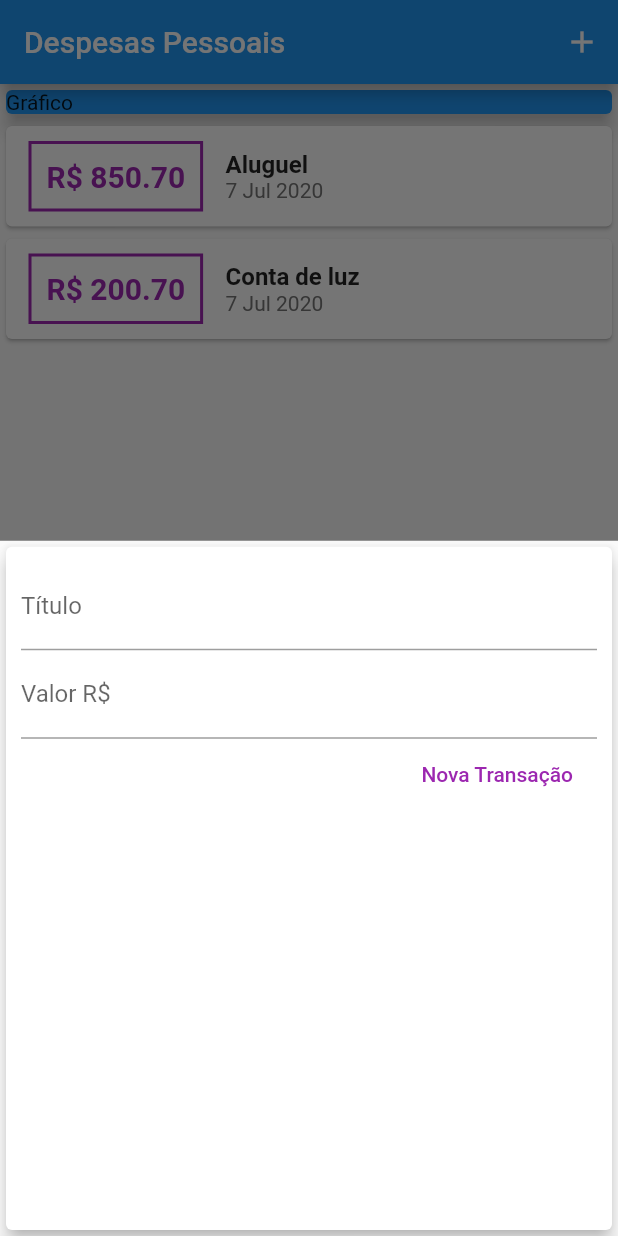
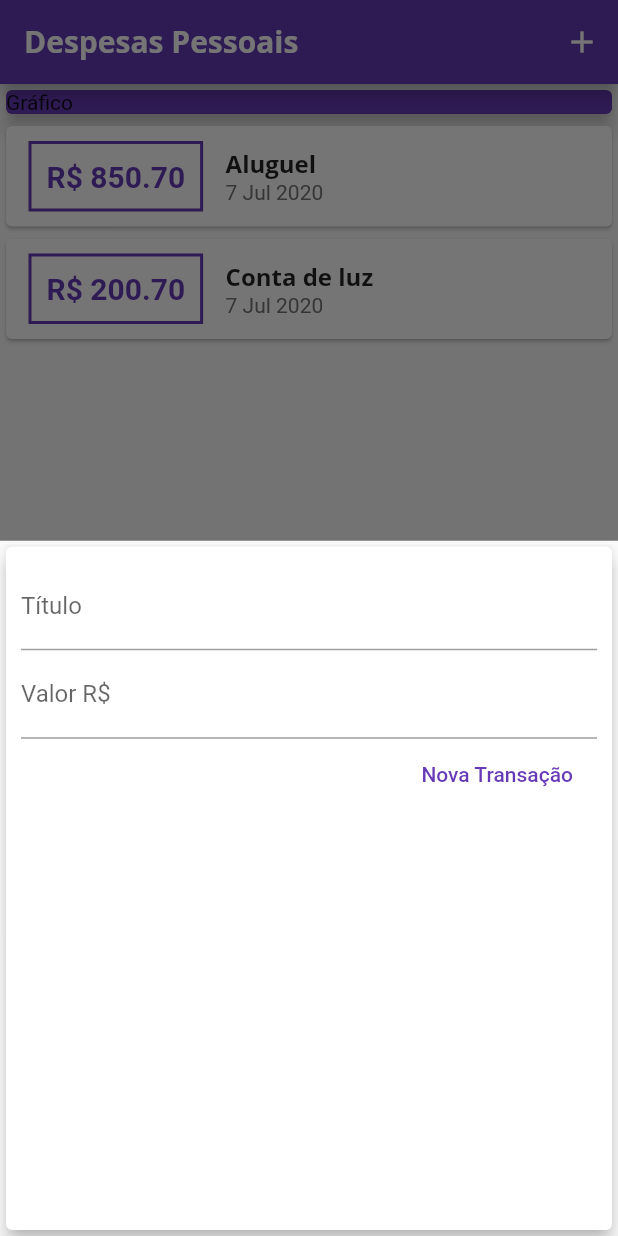
Before and after one commit to lswanderleygit/expenses, a Flutter app: the screen it shows after launch, after a tap on the "add" icon, on a phone screen of 412 x 824 dp. Run offline on Flutter 3.47's test engine with Material 2 defaults, Android fonts, the phone set to English and light mode, and no system bars.

Commit message:
add assets fonts and style text with theme

```diff
--- a/lib/components/transaction_form.dart
+++ b/lib/components/transaction_form.dart
@@ -11,7 +11,6 @@ class TransactionForm extends StatefulWidget {
 
 class _TransactionFormState extends State<TransactionForm> {
   final titleController = TextEditingController();
-
   final valueController = TextEditingController();
 
   _submitForm() {
@@ -54,7 +53,7 @@ class _TransactionFormState extends State<TransactionForm> {
               mainAxisAlignment: MainAxisAlignment.end,
               children: <Widget>[
                 FlatButton(
-                  textColor: Colors.purple,
+                  textColor: Theme.of(context).primaryColor,
                   onPressed: _submitForm,
                   child: Text('Nova Transação'),
                 ),
--- a/lib/components/transaction_list.dart
+++ b/lib/components/transaction_list.dart
@@ -25,7 +25,7 @@ class TransactionList extends StatelessWidget {
                   ),
                   decoration: BoxDecoration(
                     border: Border.all(
-                      color: Colors.purple,
+                      color: Theme.of(context).primaryColor,
                       width: 2,
                     ),
                   ),
@@ -35,7 +35,7 @@ class TransactionList extends StatelessWidget {
                     style: TextStyle(
                       fontWeight: FontWeight.bold,
                       fontSize: 20,
-                      color: Colors.purple,
+                      color: Theme.of(context).primaryColor,
                     ),
                   ),
                 ),
@@ -44,10 +44,11 @@ class TransactionList extends StatelessWidget {
                   children: <Widget>[
                     Text(
                       transaction.title,
-                      style: TextStyle(
-                        fontSize: 16,
-                        fontWeight: FontWeight.bold,
-                      ),
+                      style: Theme.of(context).textTheme.headline6,
+                      // style: TextStyle(
+                      //   fontSize: 16,
+                      //   fontWeight: FontWeight.bold,
+                      // ),
                     ),
                     Text(
                       DateFormat('d MMM y').format(transaction.date),
--- a/lib/main.dart
+++ b/lib/main.dart
@@ -12,6 +12,27 @@ class ExpensesApp extends StatelessWidget {
   Widget build(BuildContext context) {
     return MaterialApp(
       home: MyHomePage(),
+      theme: ThemeData(
+        primarySwatch: Colors.deepPurple,
+        accentColor: Colors.amber,
+        fontFamily: 'Quicksand',
+        textTheme: ThemeData.light().textTheme.copyWith(
+              headline6: TextStyle(
+                fontFamily: 'OpenSans',
+                fontSize: 16,
+                fontWeight: FontWeight.bold,
+              ),
+            ),
+        appBarTheme: AppBarTheme(
+          textTheme: ThemeData.light().textTheme.copyWith(
+                headline6: TextStyle(
+                  fontFamily: 'OpenSans',
+                  fontSize: 20,
+                  fontWeight: FontWeight.bold,
+                ),
+              ),
+        ),
+      ),
     );
   }
 }
@@ -71,7 +92,10 @@ class _MyHomePageState extends State<MyHomePage> {
             onPressed: () => _openTransactionFormModal(context),
           )
         ],
-        title: Text('Despesas Pessoais'),
+        title: Text(
+          'Despesas Pessoais',
+          // style: TextStyle(fontFamily: 'OpenSans'),
+        ),
       ),
       body: SingleChildScrollView(
         child: Column(
@@ -80,7 +104,7 @@ class _MyHomePageState extends State<MyHomePage> {
             Container(
               width: double.infinity,
               child: Card(
-                color: Colors.blue,
+                color: Theme.of(context).primaryColor,
                 elevation: 5,
                 child: Text('Gráfico'),
               ),
```
Also changed, not shown: pubspec.yaml (+11 -6 lines), assets/fonts/OpenSans-Bold.ttf (added), assets/fonts/OpenSans-Regular.ttf (added), assets/fonts/Quicksand-Bold.ttf (added), assets/fonts/Quicksand-Light.ttf (added), assets/fonts/Quicksand-Medium.ttf (added), assets/fonts/Quicksand-Regular.ttf (added).
